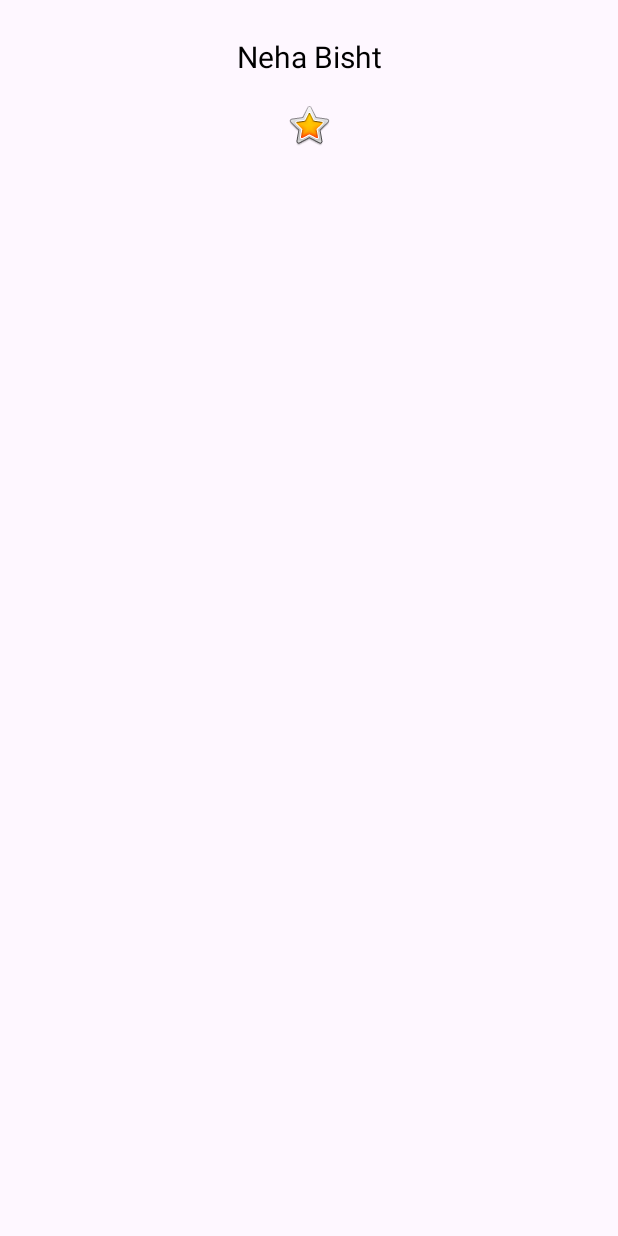
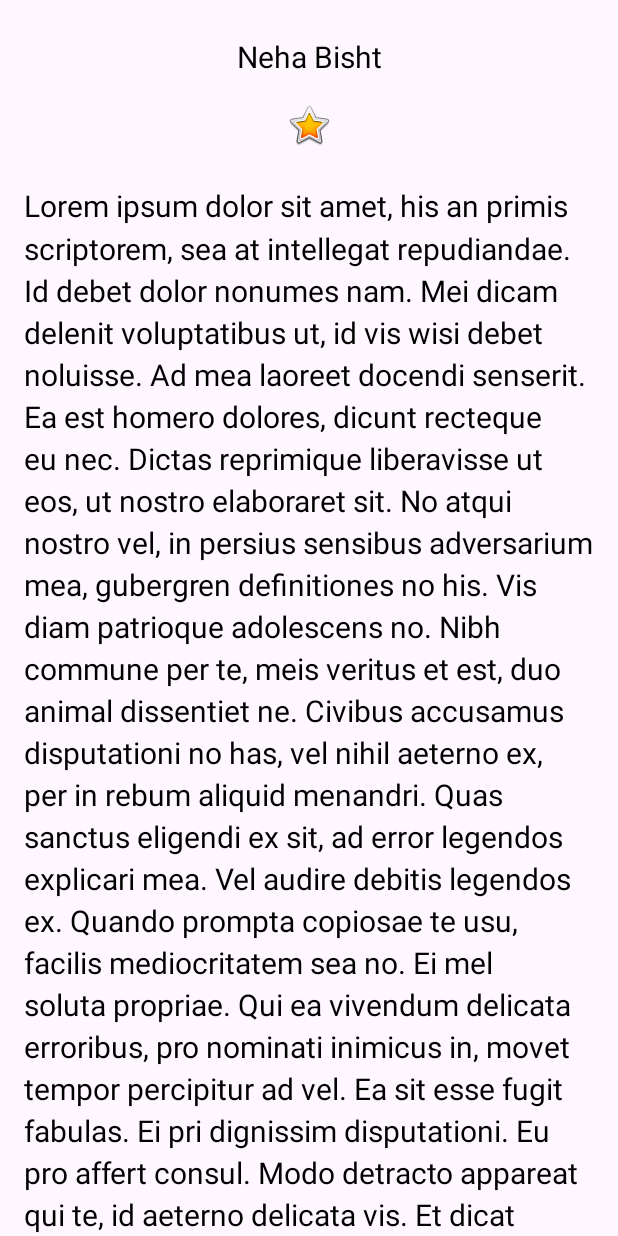
Before and after one commit to Nehabi/android_projects, an Android app: the screen it shows after launch (MainActivity), on a phone screen of 412 x 824 dp. Before the commit the screen is almost empty. Run offline under Robolectric (Android 15) with nearby library versions, the phone set to English and light mode, and no system bars.

Commit message:
Adding scroll view

```diff
--- a/AboutMe/app/src/main/res/layout/activity_main.xml
+++ b/AboutMe/app/src/main/res/layout/activity_main.xml
@@ -8,11 +8,11 @@
 
     <TextView
         android:id="@+id/textView"
+        style="@style/NameStyle"
         android:layout_width="match_parent"
         android:layout_height="wrap_content"
         android:text="@string/name"
-        android:textAlignment="center"
-        style="@style/NameStyle" />
+        android:textAlignment="center" />
 
     <ImageView
         android:id="@+id/imageView"
@@ -22,4 +22,20 @@
         android:contentDescription="@string/yellow_star"
         app:srcCompat="@android:drawable/btn_star_big_on" />
 
+    <ScrollView
+        android:id="@+id/bio_scroll"
+        android:layout_width="match_parent"
+        android:layout_height="match_parent">
+
+        <TextView
+            android:id="@+id/textView2"
+            style="@style/NameStyle"
+            android:layout_width="match_parent"
+            android:layout_height="wrap_content"
+            android:lineSpacingMultiplier="1.2"
+            android:paddingStart="@dimen/padding"
+            android:paddingEnd="@dimen/padding"
+            android:text="@string/bio" />
+    </ScrollView>
+
 </LinearLayout>
--- a/AboutMe/app/src/main/res/values/dimens.xml
+++ b/AboutMe/app/src/main/res/values/dimens.xml
@@ -3,4 +3,5 @@
     <dimen name="small_font">20sp</dimen>
     <dimen name="small_padding">8dp</dimen>
     <dimen name="layout_margin">16dp</dimen>
+    <dimen name="padding">16dp</dimen>
 </resources>
--- a/AboutMe/app/src/main/res/values/strings.xml
+++ b/AboutMe/app/src/main/res/values/strings.xml
@@ -2,4 +2,13 @@
     <string name="app_name">About Me</string>
     <string name="name">Neha Bisht</string>
     <string name="yellow_star">Yellow star string resource</string>
+    <string name="bio">Lorem ipsum dolor sit amet, his an primis scriptorem, sea at intellegat repudiandae. Id debet dolor nonumes nam. Mei dicam delenit voluptatibus ut, id vis wisi debet noluisse. Ad mea laoreet docendi senserit. Ea est homero dolores, dicunt recteque eu nec. Dictas reprimique liberavisse ut eos, ut nostro elaboraret sit.
+
+No atqui nostro vel, in persius sensibus adversarium mea, gubergren definitiones no his. Vis diam patrioque adolescens no. Nibh commune per te, meis veritus et est, duo animal dissentiet ne. Civibus accusamus disputationi no has, vel nihil aeterno ex, per in rebum aliquid menandri. Quas sanctus eligendi ex sit, ad error legendos explicari mea. Vel audire debitis legendos ex.
+
+Quando prompta copiosae te usu, facilis mediocritatem sea no. Ei mel soluta propriae. Qui ea vivendum delicata erroribus, pro nominati inimicus in, movet tempor percipitur ad vel. Ea sit esse fugit fabulas. Ei pri dignissim disputationi.
+
+Eu pro affert consul. Modo detracto appareat qui te, id aeterno delicata vis. Et dicat ceteros maluisset nec, meis apeirian constituam id est. Mundi mollis eam an. Pericula erroribus ex per, eos an nemore accusam. Magna numquam molestiae ne nec.
+
+Dicat persius eum ex, mei et amet sumo semper, et probatus maluisset vituperata vim. Viderer forensibus ei mea. Te corpora gubergren nam, qui voluptua deserunt cu. An usu liber pertinacia. His propriae petentium id, cum no vocibus apeirian. Ne vero aliquid fabellas pro.</string>
 </resources>
```
